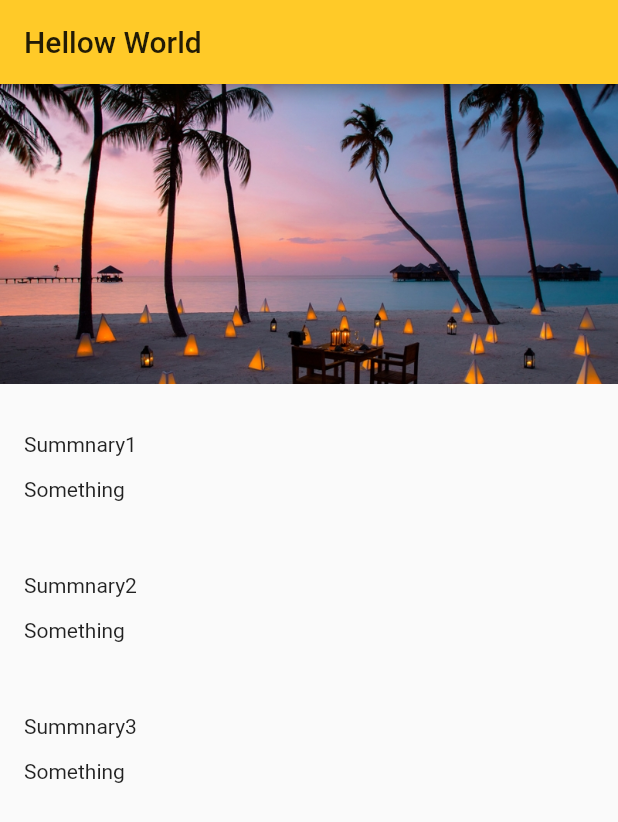
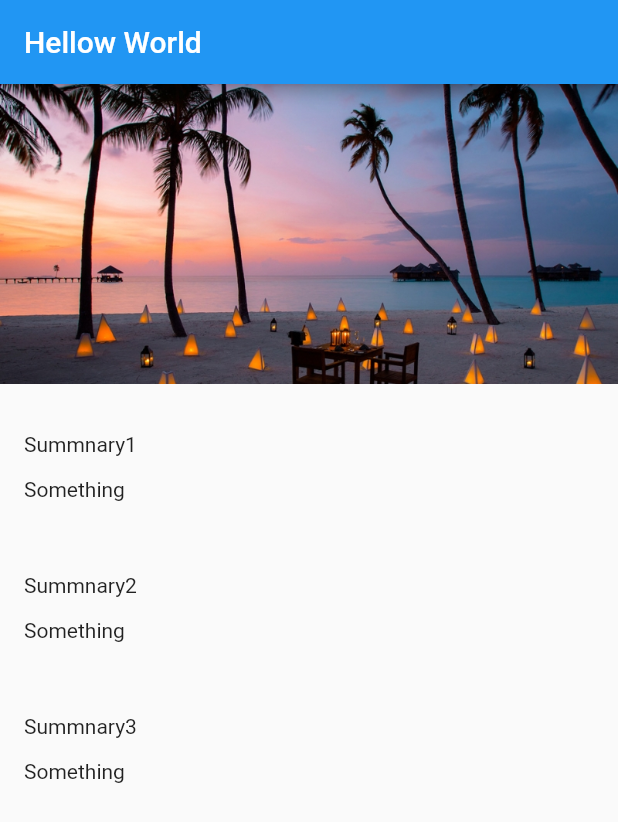
Before and after one commit to akshatsingh1718/destination-flutter, a Flutter app: the screen it shows after launch, on a phone screen of 412 x 824 dp. Shown: the top 822 px of the screen. Run offline on Flutter 3.47's test engine with Material 2 defaults, Android fonts, the phone set to English and light mode, and no system bars.

```diff
--- a/lib/screens/app.dart
+++ b/lib/screens/app.dart
@@ -5,7 +5,9 @@ class App extends StatelessWidget {
   @override
   Widget build(BuildContext context) {
     return MaterialApp(
-      theme: ThemeData(primaryColor: Colors.amber[400]),
+      theme: ThemeData(
+        appBarTheme: AppBarTheme(),
+      ),
       home: LocationDetail(),
     );
   }
```
Also changed, not shown: lib/style.dart (added, +15 -0 lines).
